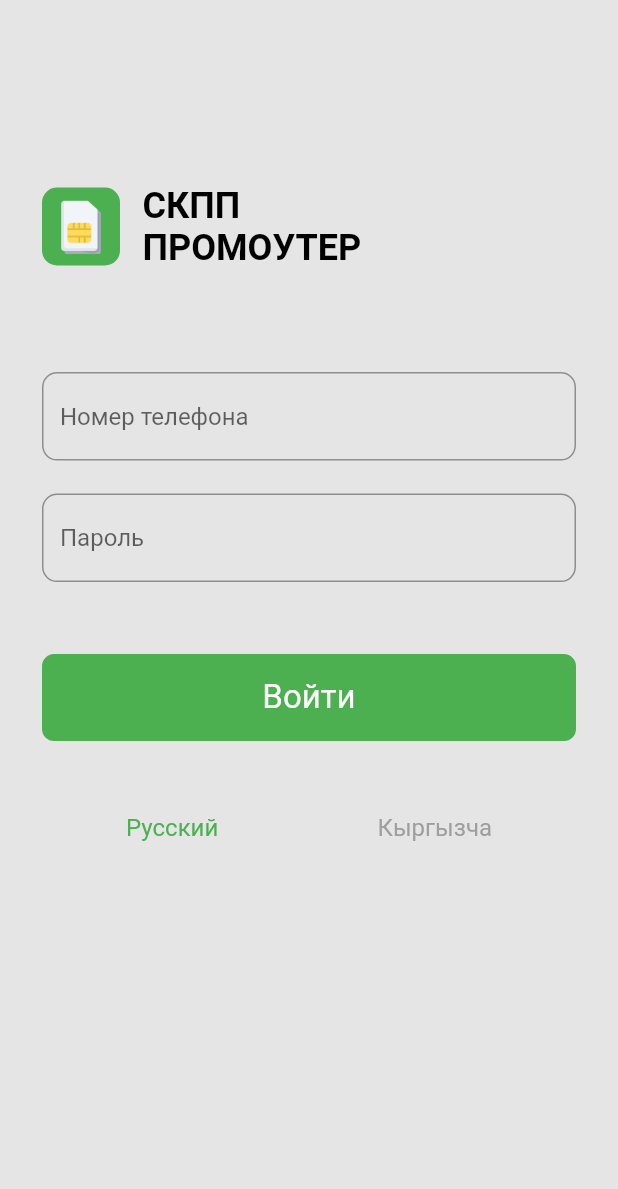
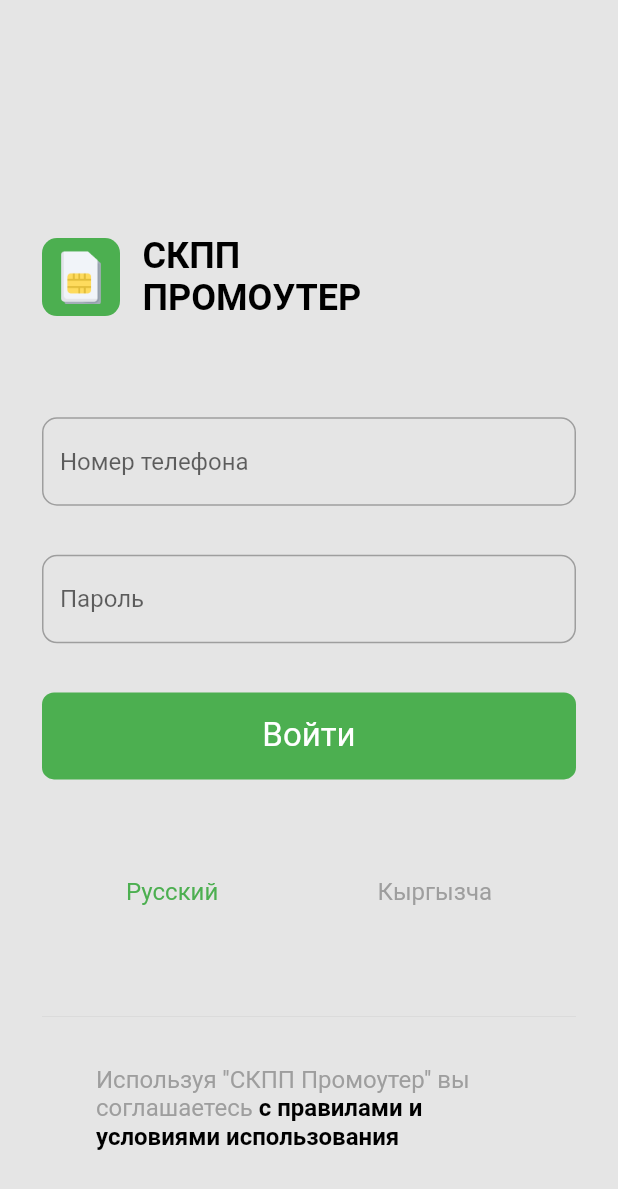
Before and after one commit to fara-android/skkp_promoter, a Flutter app: the screen it shows after launch, on a phone screen of 412 x 824 dp. Shown: the top 1189 px of the screen. Run offline on Flutter 3.47's test engine with Material 2 defaults, Android fonts, the light colour scheme and no system bars.

Commit message:
fixed log_inScreen

```diff
--- a/lib/customs/strings.dart
+++ b/lib/customs/strings.dart
@@ -4,7 +4,7 @@ String hintTelNum = "Номер телефона";
 String hintPassword = "Пароль";
 String russianLang = "Русский";
 String kyrgyzLang = "Кыргызча";
-String ruleText1 = "Используя 'СКПП Промоутер' вы соглашаетесь ";
+String ruleText1 = "Используя ''СКПП Промоутер'' вы соглашаетесь ";
 String ruleText2 = "с правилами и условиями использования";
 String simCardSellingText = "Продажа Sim карт";
 String changeTariffText = "Смена тарифного плана";
--- a/lib/screens/authScreen.dart
+++ b/lib/screens/authScreen.dart
@@ -14,15 +14,16 @@ class _AuthScreenState extends State<AuthScreen> {
   @override
   Widget build(BuildContext context) {
     return Scaffold(
-          body: SingleChildScrollView(
+      body: SingleChildScrollView(
         child: Container(
           height: MediaQuery.of(context).size.height,
           padding: EdgeInsets.only(top: 0, right: 28, left: 28, bottom: 0),
           color: mainBackGroundColor,
           child: Column(
+            mainAxisAlignment: MainAxisAlignment.spaceBetween,
             children: [
               SizedBox(
-                height: 123,
+                height: 124,
               ),
               Row(
                 children: [
@@ -49,11 +50,21 @@ class _AuthScreenState extends State<AuthScreen> {
                 ],
               ),
               SizedBox(
-                height: 69.08,
+                height: 0,
               ),
               TextField(
                 keyboardType: TextInputType.phone,
                 decoration: InputDecoration(
+                  focusedBorder: OutlineInputBorder(
+                    borderSide: BorderSide(color: promoGreenMain),
+                    borderRadius:
+                        const BorderRadius.all(const Radius.circular(10)),
+                  ),
+                  enabledBorder: OutlineInputBorder(
+                    borderSide: BorderSide(color: Colors.grey),
+                    borderRadius:
+                        const BorderRadius.all(const Radius.circular(10)),
+                  ),
                   border: OutlineInputBorder(
                     borderRadius:
                         const BorderRadius.all(const Radius.circular(10)),
@@ -62,13 +73,21 @@ class _AuthScreenState extends State<AuthScreen> {
                   hintStyle: TextStyle(fontSize: 16),
                 ),
               ),
-              SizedBox(
-                height: 22,
-              ),
               TextField(
-                keyboardType: TextInputType.phone,
+                obscureText: true,
                 decoration: InputDecoration(
+                  focusedBorder: OutlineInputBorder(
+                    borderSide: BorderSide(color: promoGreenMain),
+                    borderRadius:
+                        const BorderRadius.all(const Radius.circular(10)),
+                  ),
+                  enabledBorder: OutlineInputBorder(
+                    borderSide: BorderSide(color: Colors.grey),
+                    borderRadius:
+                        const BorderRadius.all(const Radius.circular(10)),
+                  ),
                   border: OutlineInputBorder(
+                     borderSide: BorderSide(color: promoGreenMain),
                     borderRadius:
                         const BorderRadius.all(const Radius.circular(10)),
                   ),
@@ -76,9 +95,12 @@ class _AuthScreenState extends State<AuthScreen> {
                   hintStyle: TextStyle(fontSize: 16),
                 ),
               ),
-              SizedBox(height: 48),
+
               InkWell(
-                onTap: (){Navigator.push(context, MaterialPageRoute(builder: (context)=>BottomNavBar()));},
+                onTap: () {
+                  Navigator.push(context,
+                      MaterialPageRoute(builder: (context) => BottomNavBar()));
+                },
                 child: Container(
                   alignment: Alignment.center,
                   decoration: BoxDecoration(
@@ -92,7 +114,7 @@ class _AuthScreenState extends State<AuthScreen> {
                   ),
                 ),
               ),
-              SizedBox(height: 48),
+              SizedBox(height: 0),
               Container(
                 padding: EdgeInsets.only(left: 56, right: 56),
                 alignment: Alignment.center,
@@ -115,6 +137,33 @@ class _AuthScreenState extends State<AuthScreen> {
                   ],
                 ),
               ),
+              SizedBox(height: 8),
+              Container(
+                height: 0.1,
+                color: Colors.grey,
+                padding: EdgeInsets.only(right: 36, left: 36),
+              ),
+              Container(
+                padding: EdgeInsets.only(right: 36, left: 36),
+                alignment: Alignment.center,
+                width: MediaQuery.of(context).size.width,
+                child: RichText(
+                  text: TextSpan(
+                    text: ruleText1,
+                    style: TextStyle(
+                      color: Colors.grey,
+                      fontSize: 16,
+                    ),
+                    children: <TextSpan>[
+                      TextSpan(
+                          text: ruleText2,
+                          style: TextStyle(
+                              color: Colors.black, fontWeight: FontWeight.bold))
+                    ],
+                  ),
+                ),
+              ),
+              SizedBox(height: 24)
             ],
           ),
         ),
```
